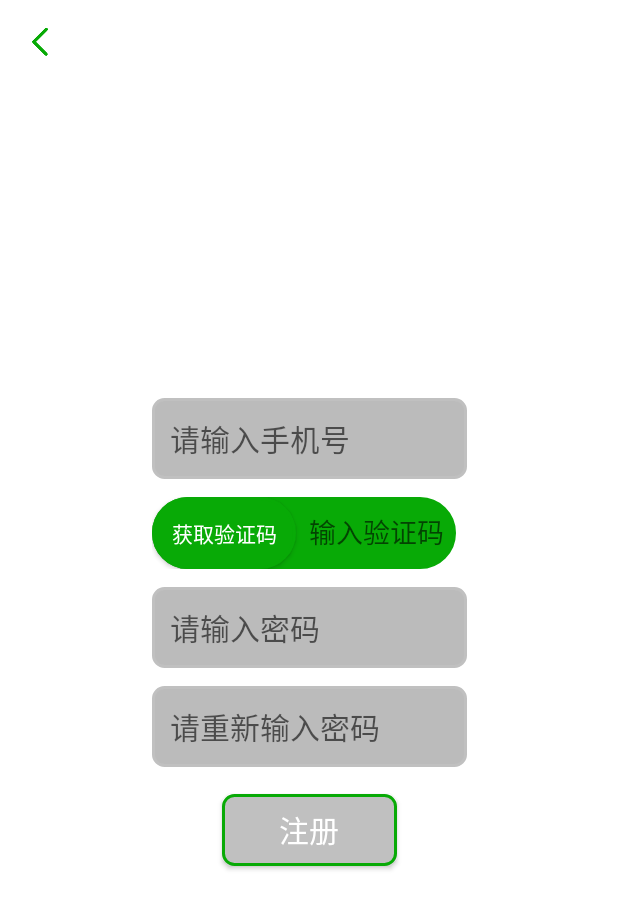
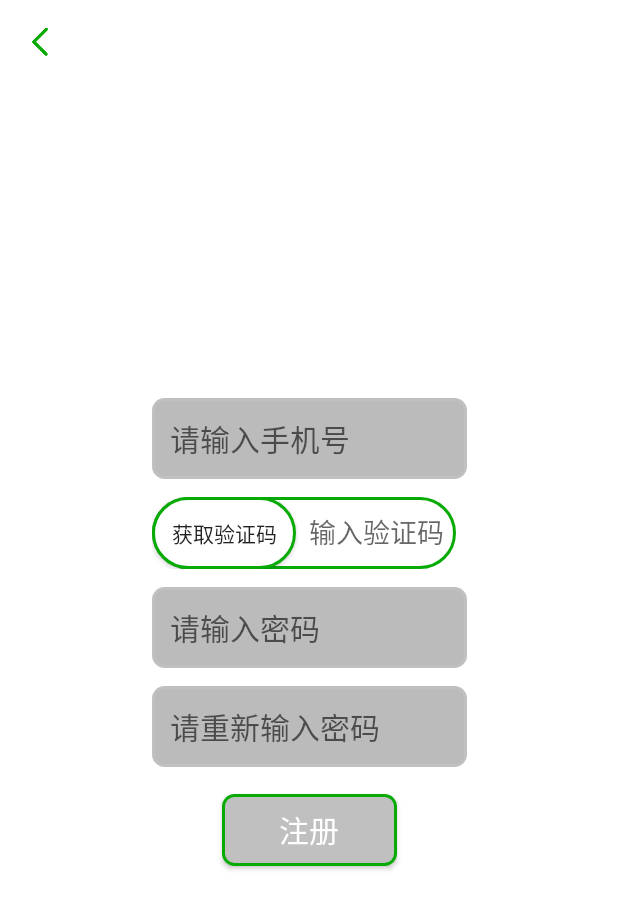
Before and after one commit to DayorNight/BLCS-kotlin, an Android app: the RegisterFragment screen opened through its navigation route, on a phone screen of 412 x 824 dp. Shown: the top 909 px of the screen. Run offline under Robolectric (Android 15) with nearby library versions, the phone set to English and light mode, and no system bars; our stand-ins replace data binding; libraries missing offline, so code that uses them is left out: net.lucode.hackware, org.jetbrains.anko; 6 statements that could not run were skipped.

Commit message:
1.更新

```diff
--- a/BLCS/build.gradle
+++ b/BLCS/build.gradle
@@ -17,7 +17,7 @@ android {
 
     buildTypes {
         release {
-            minifyEnabled false
+            debuggable false
             proguardFiles getDefaultProguardFile('proguard-android-optimize.txt'), 'proguard-rules.pro'
         }
     }
@@ -50,4 +50,5 @@ dependencies {
     api Dp.leakcanary
     api Dp.magicIndicator
     api Dp.anko
+
 }
--- a/BLCS/src/main/AndroidManifest.xml
+++ b/BLCS/src/main/AndroidManifest.xml
@@ -8,7 +8,9 @@
     <uses-permission android:name="android.permission.GET_PACKAGE_SIZE" /> <!-- 震动权限 -->
     <uses-permission android:name="android.permission.READ_PHONE_STATE" />
     <uses-permission android:name="android.permission.VIBRATE" />
-s    <application android:networkSecurityConfig="@xml/network_security_config">
+
+
+    <application android:networkSecurityConfig="@xml/network_security_config">
         <provider
             android:name="androidx.core.content.FileProvider"
             android:authorities="${applicationId}.fileprovider"
--- a/BLCS/src/main/java/com/blcs/common/Base/BaseApplication.kt
+++ b/BLCS/src/main/java/com/blcs/common/Base/BaseApplication.kt
@@ -1,6 +1,4 @@
 package com.blcs.common.Base
-
-
 import android.app.Application
 import androidx.fragment.app.Fragment
 import com.blcs.common.utils.crash.CrashHandler
@@ -20,6 +18,7 @@ abstract class BaseApplication : Application() {
         //全局异常处理
         CrashHandler.getInstance(applicationContext)
         instance = this
+
     }
 
     /**
@@ -36,4 +35,6 @@ abstract class BaseApplication : Application() {
         //如果您的 Fragment 不允许屏幕旋转, 则可以将下面调用 AutoSize.autoConvertDensity() 的代码删除掉
         //AutoSize.autoConvertDensity(getActivity()!!, 1080f, true)
     }
+
+
 }
--- a/BLCS/src/main/java/com/blcs/common/utils/crash/CrashHandler.kt
+++ b/BLCS/src/main/java/com/blcs/common/utils/crash/CrashHandler.kt
@@ -58,7 +58,7 @@ class CrashHandler private constructor(context: Context) : Thread.UncaughtExcept
     }
 
     /**
-     * uncaughtException 回调函数
+     *  uncaughtException 回调函数
      */
     override fun uncaughtException(thread: Thread, ex: Throwable) {
         //收集设备参数信息
--- a/BLCS/src/main/res/values/colors.xml
+++ b/BLCS/src/main/res/values/colors.xml
@@ -11,5 +11,4 @@
     <color name="gray_co">#ffc0c0c0</color>
     <color name="green">#ff08AA06</color>
 
-
 </resources>
--- a/app/src/main/java/com/blcs/xxx/MyApp.kt
+++ b/app/src/main/java/com/blcs/xxx/MyApp.kt
@@ -1,17 +1,13 @@
 package com.blcs.xxx
 
 import androidx.fragment.app.Fragment
-import androidx.room.Room
 import com.blcs.common.Base.BaseApplication
-import com.blcs.xxx.room.RoomDbManager
 
 /**
  * A simple [Fragment] subclass.
  */
 class MyApp : BaseApplication() {
-
     override fun onCreate() {
         super.onCreate()
     }
-
 }
--- a/app/src/main/java/com/blcs/xxx/fragment/RegisterFragment.kt
+++ b/app/src/main/java/com/blcs/xxx/fragment/RegisterFragment.kt
@@ -1,6 +1,7 @@
 package com.blcs.xxx.fragment
 
 
+import android.graphics.Color
 import android.text.TextUtils
 import android.view.View
 import androidx.core.widget.addTextChangedListener
@@ -46,7 +47,6 @@ class RegisterFragment : BaseFragment<FragmentRegisterBinding>(), View.OnClickLi
             R.id.iv_close -> mBindLayout?.phone = null
             R.id.btn_vertify_code -> {
                 mBindLayout?.isClick = true
-                mBindLayout?.select = true
                 btn_vertify_code.textColorResource = R.color.green
             }
         }
@@ -59,8 +59,15 @@ class RegisterFragment : BaseFragment<FragmentRegisterBinding>(), View.OnClickLi
         toolbar_titile.setNavigationOnClickListener{findNavController().popBackStack()}
         et_phone.addTextChangedListener {
             iv_close.visibility = if (it?.length!! > 0) View.VISIBLE else View.GONE
+            ll_vertify.visibility = if(it?.length == 11) View.VISIBLE else View.GONE
+
         }
 
+        et_password.addTextChangedListener {
+            mBindLayout?.isClick = !TextUtils.isEmpty(mBindLayout?.resPassWord) && mBindLayout?.resPassWord!!.length > 0 && it?.length!! > 0
+        }
+        et_reset_password.addTextChangedListener {
+            mBindLayout?.isClick = !TextUtils.isEmpty(mBindLayout?.passWord) && mBindLayout?.passWord!!.length > 0 && it?.length!! > 0
+        }
     }
-
 }
--- a/app/src/main/res/drawable/bg_green_vertify.xml
+++ b/app/src/main/res/drawable/bg_green_vertify.xml
@@ -1,13 +1,13 @@
 <?xml version="1.0" encoding="utf-8"?>
 <selector xmlns:android="http://schemas.android.com/apk/res/android">
-    <item android:state_selected="true" >
+    <item >
         <shape android:shape="rectangle">
             <stroke android:width="2dp"  android:color="@color/green"/>
             <solid android:color="@android:color/white"/>
             <corners android:radius="30dp"/>
         </shape>
     </item>
-    <item>
+    <item  android:state_selected="true">
         <shape android:shape="rectangle">
             <stroke android:width="2dp"  android:color="@color/green"/>
             <solid android:color="@color/green"/>
--- a/app/src/main/res/layout/fragment_register.xml
+++ b/app/src/main/res/layout/fragment_register.xml
@@ -4,6 +4,7 @@
     xmlns:tools="http://schemas.android.com/tools">
     <data >
         <import type="android.view.View"/>
+        <import type="android.graphics.Color"/>
         <variable
             name="phone"
             type="String" />
@@ -18,9 +19,6 @@
             type="String" />
         <variable
             name="isClick"
-            type="Boolean" />
-        <variable
-            name="select"
             type="Boolean" />
     </data>
     <androidx.constraintlayout.widget.ConstraintLayout
@@ -63,7 +61,6 @@
             app:layout_constraintLeft_toLeftOf="@+id/et_password"
             app:layout_constraintBottom_toTopOf="@+id/et_password"
             android:layout_marginBottom="@dimen/space_line2"
-            app:select="@{select}"
             android:background="@drawable/bg_green_vertify">
             <Button
                 android:id="@+id/btn_vertify_code"
@@ -72,8 +69,7 @@
                 android:ems="6"
                 android:onClick="@{click}"
                 android:text="获取验证码"
-                app:select="@{select}"
-                android:textColor="@android:color/white" />
+                android:textColor="@{isClick ? @android:color/white : @color/green}" />
 
             <EditText
                 android:id="@+id/et_code"
@@ -83,8 +79,6 @@
                 android:padding="@dimen/space_line"
                 android:gravity="center"
                 android:hint="输入验证码"
-                android:focusable="@{select}"
-                android:focusableInTouchMode="@{select}"
                 android:inputType="number"
                 android:visibility="@{isClick ? View.VISIBLE:View.GONE}"
                 android:maxLength="6" />
--- a/build.gradle
+++ b/build.gradle
@@ -1,5 +1,5 @@
 // Top-level build file where you can add configuration options common to all sub-projects/modules.
-apply from : "config.gradle"
+apply from: "config.gradle"
 buildscript {
     ext.kotlin_version = '1.3.50'
     repositories {
```
Also changed, not shown: app/build.gradle (+16 -2 lines), 4 other files.
